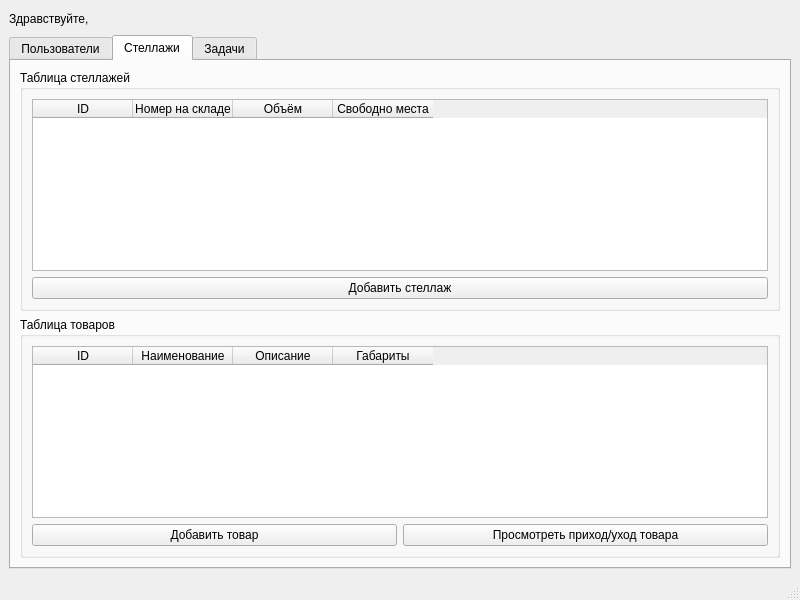
Qt form mainwindow.ui (Artemvv88/storageSystemProject) before a commit.
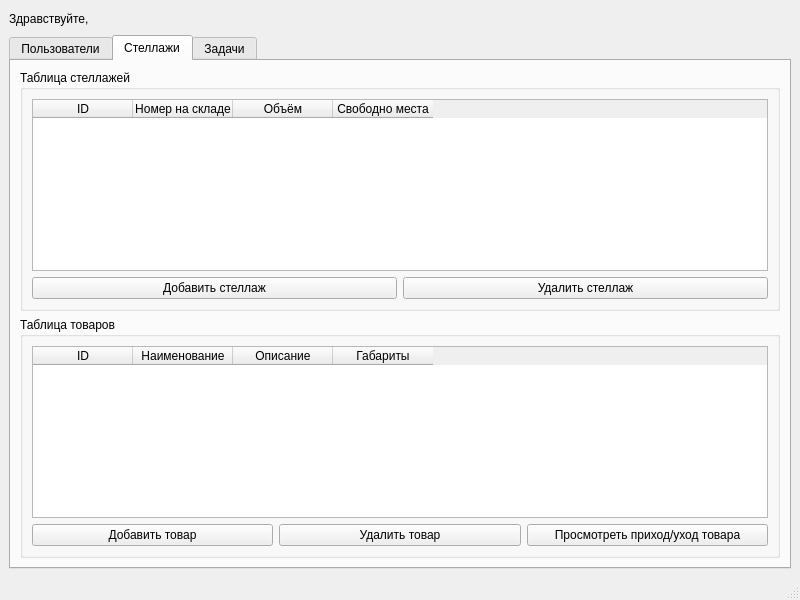
The same form after that commit. The open tabs and pages were chosen to show the change.

```diff
--- a/mainwindow.ui
+++ b/mainwindow.ui
@@ -153,12 +153,23 @@
             </widget>
            </item>
            <item>
+            <layout class="QHBoxLayout" name="horizontalLayout_6">
+             <item>
             <widget class="QPushButton" name="addRackBtn">
              <property name="text">
               <string>Добавить стеллаж</string>
              </property>
             </widget>
            </item>
+             <item>
+              <widget class="QPushButton" name="removeRackBtn">
+               <property name="text">
+                <string>Удалить стеллаж</string>
+               </property>
+              </widget>
+             </item>
+            </layout>
+           </item>
           </layout>
          </widget>
         </item>
@@ -210,6 +221,13 @@
                </property>
               </widget>
              </item>
+             <item>
+              <widget class="QPushButton" name="removeProductBtn">
+               <property name="text">
+                <string>Удалить товар</string>
+               </property>
+              </widget>
+             </item>
              <item>
               <widget class="QPushButton" name="lookupFlowBtn">
                <property name="text">
```
Left out of the diff: 20 changed lines with no effect on the pictures. Lines whose indentation alone changed are shown as unchanged.
